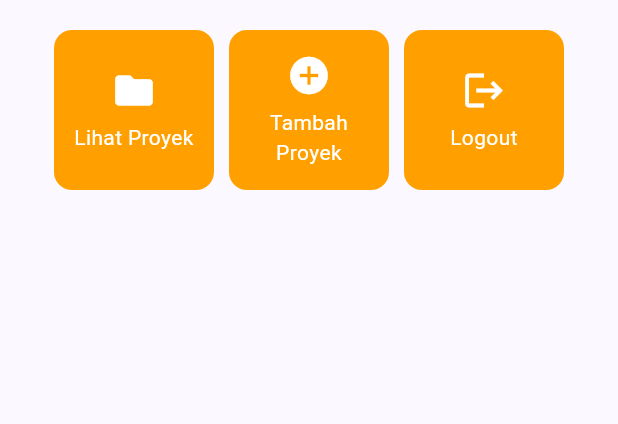
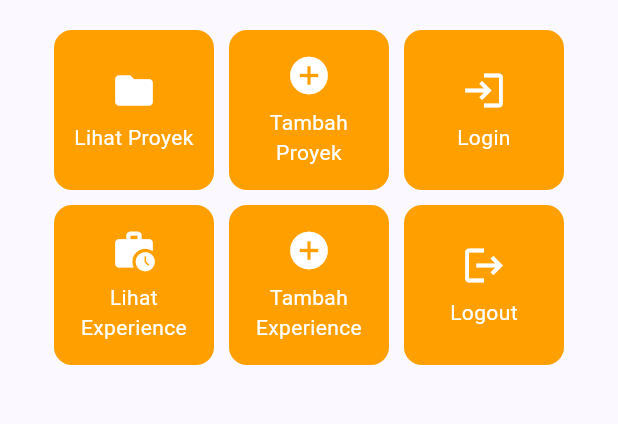
Before and after one commit to J0CSS/myportofolio_mobile, a Flutter app: the screen it shows after launch, on a phone screen of 412 x 824 dp, the part 417-841 px from its top. Run offline on Flutter 3.47's test engine with Material 3 defaults, Android fonts, the phone set to English and light mode, and no system bars.

Commit message:
feta(menu): menambahkan action card login, lihat dan tambah experience

```diff
--- a/lib/menu.dart
+++ b/lib/menu.dart
@@ -10,6 +10,9 @@ class MyHomePage extends StatelessWidget {
   final List<ItemHomepage> items = [
     ItemHomepage("Lihat Proyek", Icons.folder),
     ItemHomepage("Tambah Proyek", Icons.add_circle),
+    ItemHomepage("Login", Icons.login),
+    ItemHomepage("Lihat Experience", Icons.work_history),
+    ItemHomepage("Tambah Experience", Icons.add_circle),
     ItemHomepage("Logout", Icons.logout),
   ];
 
```
